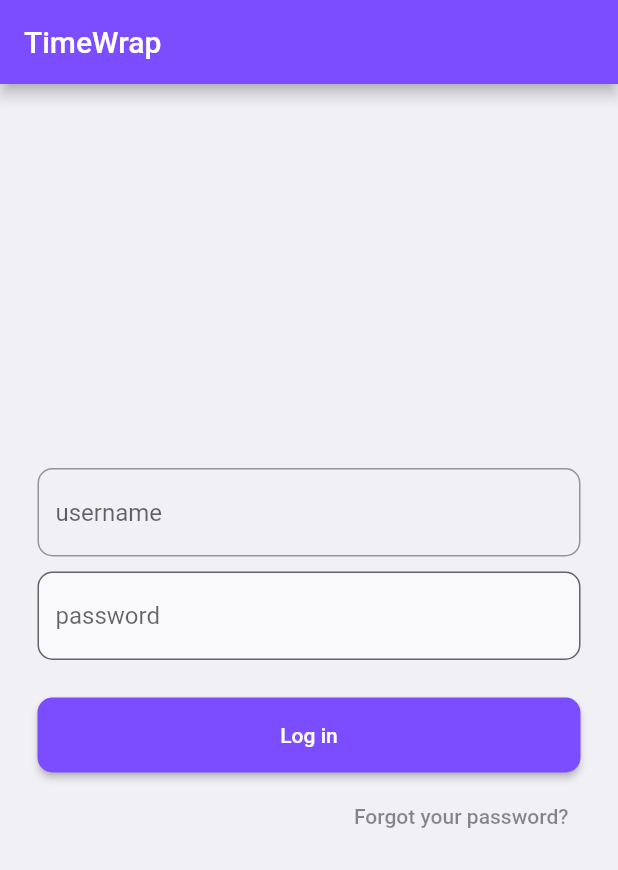
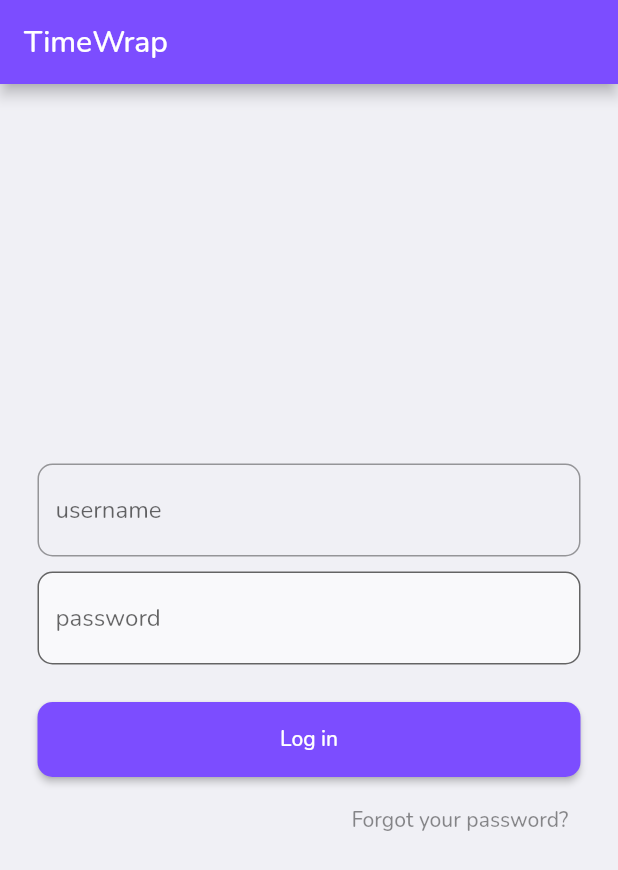
Before and after one commit to Ahl-am/Time-Wrap, a Flutter app: the LoginPage screen opened directly, on a phone screen of 412 x 824 dp. Shown: the top 870 px of the screen. Run offline on Flutter 3.47's test engine with Material 2 defaults, Android fonts, the light colour scheme and no system bars; statements that could not run were skipped.

Commit message:
define the theme and add the app colors

```diff
--- /dev/null
+++ b/lib/styles/app_colors.dart
@@ -0,0 +1,18 @@
+import 'package:flutter/material.dart';
+
+class AppColors {
+  // chosen platte: https://coolors.co/palette/c9cba3-ffe1a8-e26d5c-723d46-472d30
+  // Use 'static const' to define a color constant, preventing instantiation.
+  // Use 'const' for the color value since it doesn't change.
+
+  // Here, we are using the Color class and passing a hexadecimal value.
+  // Add '0xFF' before the color hex value; 'FF' represents full opacity.
+  static const primary = Color(0xFFf723D46);
+  static const secondary = Color(0xFFfC9CBA3);
+  // static const fontColor = Color(0xFFf34c2ad);
+  // static const fontColor2 = Color(0xFFf34c2ad);
+  // static const disabledFont = Color(0xFFf34c2ad);
+  // static const disabledButton = Color(0xFFf34c2ad);
+  static const black = Color(0xFFf37352F);
+  static const white = Color(0xFFffffff);
+}
```
Also changed, not shown: lib/main.dart (+10 -3 lines).
